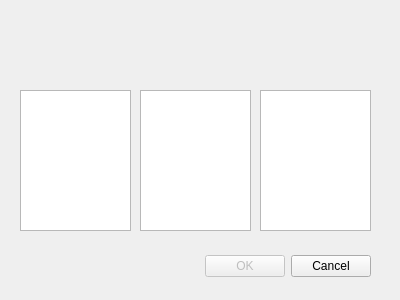
Qt form source/minerselectiondialog.ui (martin-kudlicka/crypto-miner) before a commit.
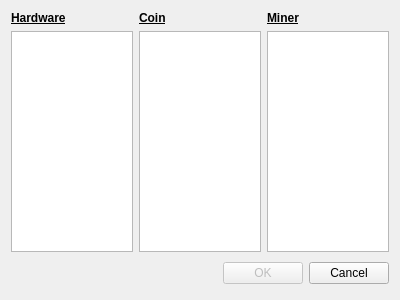
The same form after that commit.

```diff
--- a/source/minerselectiondialog.ui
+++ b/source/minerselectiondialog.ui
@@ -13,15 +13,75 @@
   <property name="windowTitle">
    <string>Select miner</string>
   </property>
-  <widget class="QWidget" name="layoutWidget">
-   <property name="geometry">
-    <rect>
-     <x>20</x>
-     <y>250</y>
-     <width>351</width>
-     <height>33</height>
-    </rect>
-   </property>
+  <layout class="QVBoxLayout" name="verticalLayout_4">
+   <item>
+    <layout class="QHBoxLayout" name="horizontalLayout">
+     <item>
+      <layout class="QVBoxLayout" name="verticalLayout">
+       <item>
+        <widget class="QLabel" name="label">
+         <property name="font">
+          <font>
+           <weight>75</weight>
+           <bold>true</bold>
+           <underline>true</underline>
+          </font>
+         </property>
+         <property name="text">
+          <string>Hardware</string>
+         </property>
+        </widget>
+       </item>
+       <item>
+        <widget class="QListView" name="hwComponentsView"/>
+       </item>
+      </layout>
+     </item>
+     <item>
+      <layout class="QVBoxLayout" name="verticalLayout_2">
+       <item>
+        <widget class="QLabel" name="label_2">
+         <property name="font">
+          <font>
+           <weight>75</weight>
+           <bold>true</bold>
+           <underline>true</underline>
+          </font>
+         </property>
+         <property name="text">
+          <string>Coin</string>
+         </property>
+        </widget>
+       </item>
+       <item>
+        <widget class="QListView" name="coinsView"/>
+       </item>
+      </layout>
+     </item>
+     <item>
+      <layout class="QVBoxLayout" name="verticalLayout_3">
+       <item>
+        <widget class="QLabel" name="label_3">
+         <property name="font">
+          <font>
+           <weight>75</weight>
+           <bold>true</bold>
+           <underline>true</underline>
+          </font>
+         </property>
+         <property name="text">
+          <string>Miner</string>
+         </property>
+        </widget>
+       </item>
+       <item>
+        <widget class="QListView" name="minersView"/>
+       </item>
+      </layout>
+     </item>
+    </layout>
+   </item>
+   <item>
    <layout class="QHBoxLayout">
     <property name="spacing">
      <number>6</number>
@@ -69,37 +129,8 @@
      </widget>
     </item>
    </layout>
-  </widget>
-  <widget class="QListView" name="hwComponentsView">
-   <property name="geometry">
-    <rect>
-     <x>20</x>
-     <y>90</y>
-     <width>111</width>
-     <height>141</height>
-    </rect>
-   </property>
-  </widget>
-  <widget class="QListView" name="coinsView">
-   <property name="geometry">
-    <rect>
-     <x>140</x>
-     <y>90</y>
-     <width>111</width>
-     <height>141</height>
-    </rect>
-   </property>
-  </widget>
-  <widget class="QListView" name="minersView">
-   <property name="geometry">
-    <rect>
-     <x>260</x>
-     <y>90</y>
-     <width>111</width>
-     <height>141</height>
-    </rect>
-   </property>
-  </widget>
+   </item>
+  </layout>
  </widget>
  <resources/>
  <connections>
```
Lines whose indentation alone changed are shown as unchanged.
